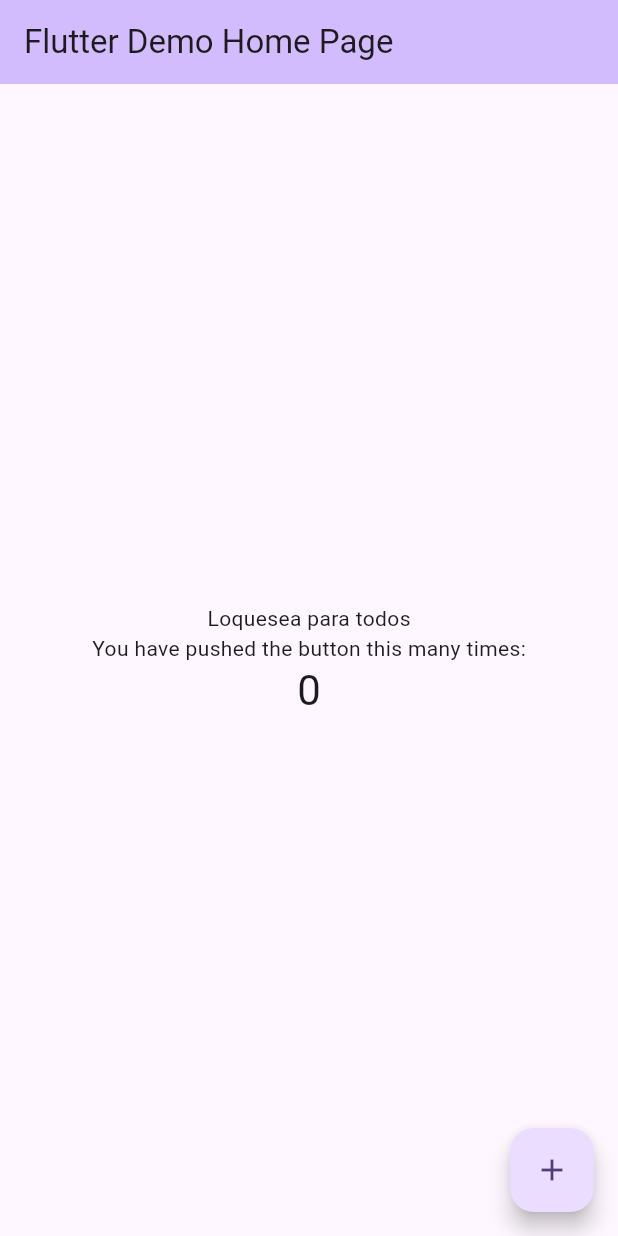
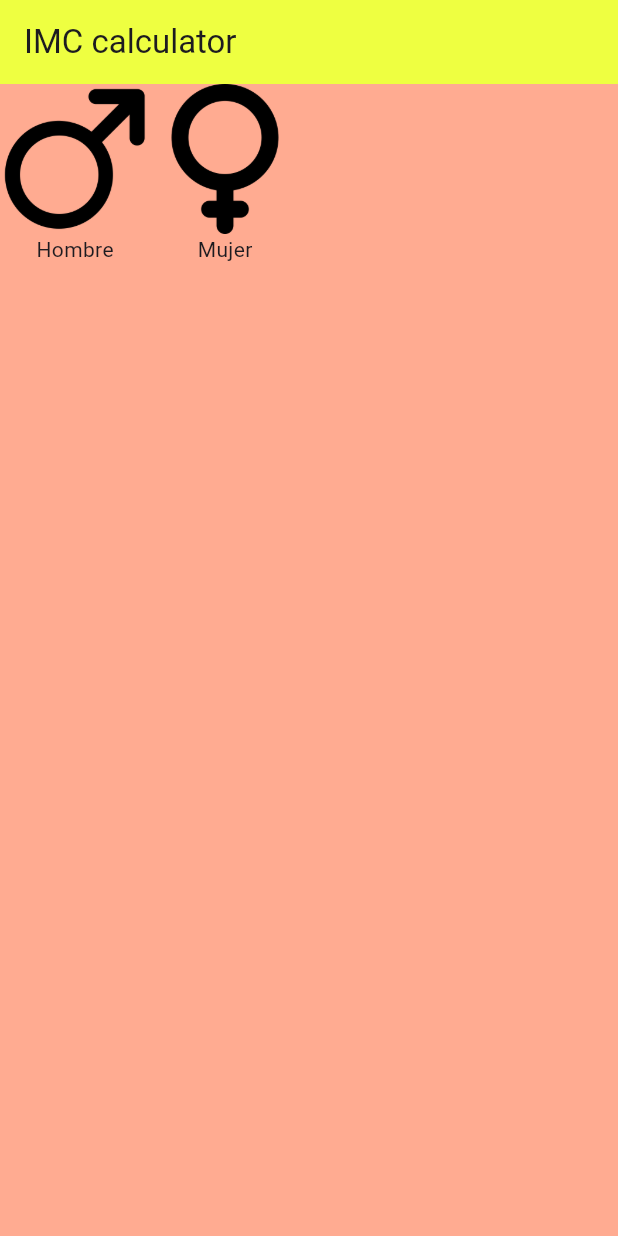
Before and after one commit to GIODIROSA/imc_calculator, a Flutter app: the screen it shows after launch, on a phone screen of 412 x 824 dp. Run offline on Flutter 3.47's test engine with Material 3 defaults, Android fonts, the phone set to English and light mode, and no system bars.

Commit message:
[ADD] GenderSelected add components

```diff
--- /dev/null
+++ b/lib/components/gender_selector.dart
@@ -0,0 +1,29 @@
+import 'package:flutter/material.dart';
+
+class GenderSelector extends StatefulWidget {
+  const GenderSelector({super.key});
+
+  @override
+  State<GenderSelector> createState() => _GenderSelectorState();
+}
+
+class _GenderSelectorState extends State<GenderSelector> {
+  String? selectedGender;
+  @override
+  Widget build(BuildContext context) {
+    return Row(
+      children: [
+        //Hombre
+        Column(children: [
+          Image.asset("assets/images/male.png", height: 100,),
+          Text("Hombre")
+        ]),
+        //Mujer
+        Column(children: [
+          Image.asset("assets/images/female.png", height: 100,),
+          Text("Mujer"),
+        ]),
+      ],
+    );
+  }
+}
--- /dev/null
+++ b/lib/core/app_colors.dart
@@ -0,0 +1,18 @@
+import 'package:flutter/cupertino.dart';
+import 'dart:ui';
+
+class AppColors {
+  // colors value
+  static const Color colorWhite = Color(0xFFFFFFFF);
+
+  // Initial colors
+
+  static const Color primary = Color(0xFFEEFF41);
+  static const Color secondary = Color(0xFFD50000);
+  static const Color accent = Color(0xFFFF5252);
+
+  //Backgrounds
+  static const Color background = Color(0xFFFFAB91);
+  static const Color backgroundComponent = Color(0xFFE6EE9C);
+  static const Color backgroundComponentSelected = Color(0xFFDCEDC8);
+}
--- a/lib/main.dart
+++ b/lib/main.dart
@@ -1,67 +1,25 @@
 import 'package:flutter/material.dart';
+import 'package:imc_calculator/core/app_colors.dart';
+import 'package:imc_calculator/screens/imc_home_screen.dart';
 
 void main() {
-  runApp(const MyApp());
+  runApp(const MainApp());
 }
 
-class MyApp extends StatelessWidget {
-  const MyApp({super.key});
+class MainApp extends StatelessWidget {
+  const MainApp({super.key});
 
   @override
   Widget build(BuildContext context) {
     return MaterialApp(
-      title: 'Flutter Demo',
-      theme: ThemeData(
-        colorScheme: ColorScheme.fromSeed(seedColor: Colors.deepPurple),
-      ),
-      home: const MyHomePage(title: 'Flutter Demo Home Page'),
-    );
-  }
-}
-
-class MyHomePage extends StatefulWidget {
-  const MyHomePage({super.key, required this.title});
-
-  final String title;
-
-  @override
-  State<MyHomePage> createState() => _MyHomePageState();
-}
-
-class _MyHomePageState extends State<MyHomePage> {
-  int _counter = 0;
-
-  void _incrementCounter() {
-    setState(() {
-      _counter++;
-    });
-  }
-
-  @override
-  Widget build(BuildContext context) {
-    return Scaffold(
-      appBar: AppBar(
-        backgroundColor: Theme.of(context).colorScheme.inversePrimary,
-
-        title: Text(widget.title),
-      ),
-      body: Center(
-        child: Column(
-          mainAxisAlignment: MainAxisAlignment.center,
-          children: <Widget>[
-            Text("Loquesea para todos"),
-            const Text('You have pushed the button this many times:'),
-            Text(
-              '$_counter',
-              style: Theme.of(context).textTheme.headlineMedium,
-            ),
-          ],
+      debugShowCheckedModeBanner: false,
+      home: Scaffold(
+        appBar: AppBar(
+          backgroundColor: AppColors.primary,
+          title: Text("IMC calculator"),
         ),
-      ),
-      floatingActionButton: FloatingActionButton(
-        onPressed: _incrementCounter,
-        tooltip: 'Increment',
-        child: const Icon(Icons.add),
+        backgroundColor: AppColors.background,
+        body: ImcHomeScreen(),
       ),
     );
   }
--- /dev/null
+++ b/lib/screens/imc_home_screen.dart
@@ -0,0 +1,20 @@
+import 'package:flutter/material.dart';
+import 'package:imc_calculator/components/gender_selector.dart';
+
+class ImcHomeScreen extends StatefulWidget {
+  const ImcHomeScreen({super.key});
+
+  @override
+  State<ImcHomeScreen> createState() => _ImcHomeScreenState();
+}
+
+class _ImcHomeScreenState extends State<ImcHomeScreen> {
+  @override
+  Widget build(BuildContext context) {
+    return Column(
+      children: [
+        GenderSelector(),
+      ],
+    );
+  }
+}
```
Also changed, not shown: pubspec.yaml (+10 -67 lines), assets/images/female.png (added), assets/images/male.png (added), 1 other file.
